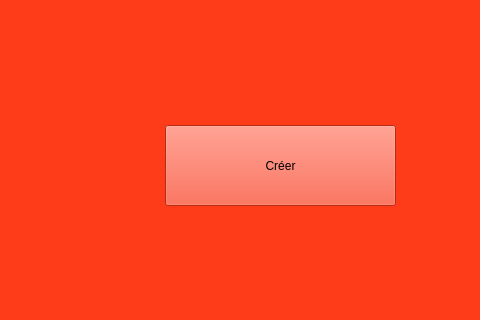
dbuhon/KeepItSecret, file newaccountwindow.ui: the form before one commit; both pictures show x 135 to 615 and y 435 to 755 of the 720 by 1280 pixel window.
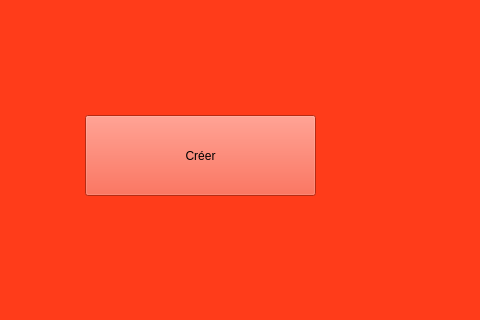
The form after the commit.

```diff
--- a/newaccountwindow.ui
+++ b/newaccountwindow.ui
@@ -20,8 +20,8 @@
    <widget class="QPushButton" name="pushButton">
     <property name="geometry">
      <rect>
-      <x>300</x>
-      <y>560</y>
+      <x>220</x>
+      <y>550</y>
       <width>231</width>
       <height>81</height>
      </rect>
```
